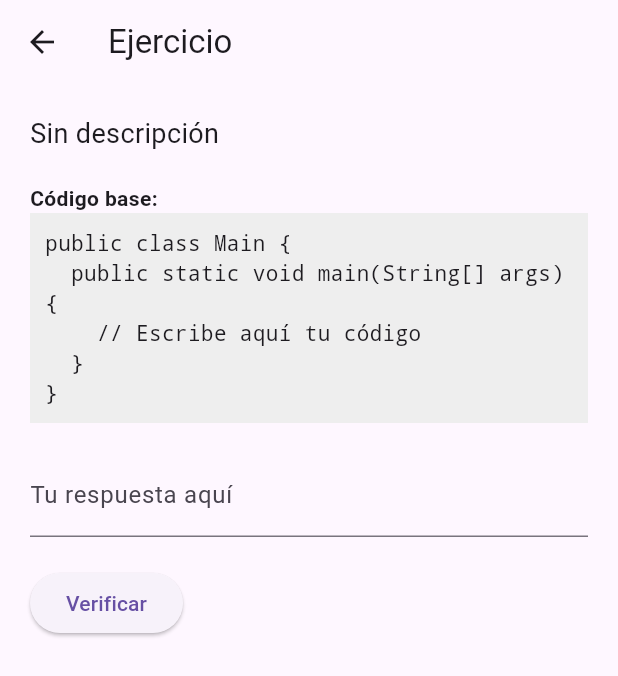
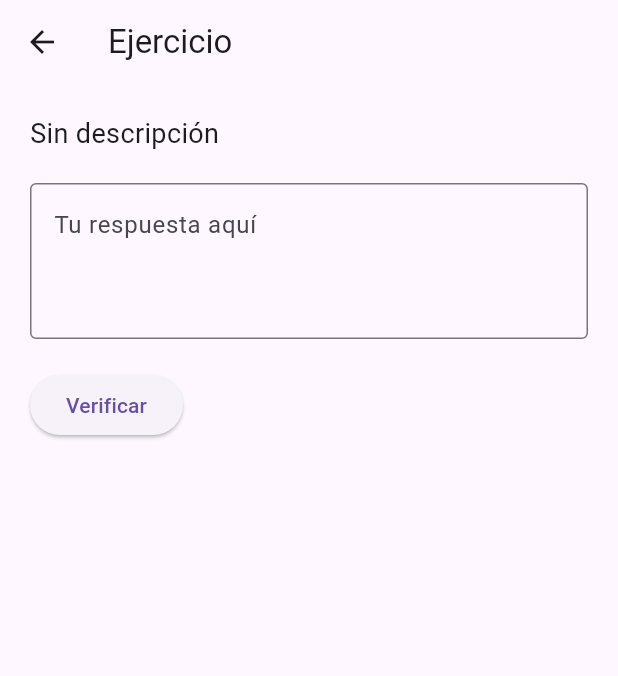
Before and after one commit to GenjiHD/ProKids, a Flutter app: the ActivityDetailScreen screen opened by its route, on a phone screen of 412 x 824 dp. Shown: the top 676 px of the screen. Run offline on Flutter 3.47's test engine with Material 3 defaults, Android fonts, the phone set to English and light mode, and no system bars; our stand-ins replace firebase_core, shared_preferences; accounts and stored records are empty.

Commit message:
cambios Juan

```diff
--- a/front_end/lib/screens/activity_detail_screen.dart
+++ b/front_end/lib/screens/activity_detail_screen.dart
@@ -210,23 +210,7 @@ class _ActivityDetailScreenState extends State<ActivityDetailScreen> {
             ),
             const SizedBox(height: 20),
             if (!esOpcionMultiple) ...[
-              const Text(
-                "Código base:",
-                style: TextStyle(fontWeight: FontWeight.bold),
-              ),
-              Container(
-                padding: const EdgeInsets.all(10),
-                color: Colors.grey.shade200,
-                child: const Text(
-                  "public class Main {\n"
-                  "  public static void main(String[] args) {\n"
-                  "    // Escribe aquí tu código\n"
-                  "  }\n"
-                  "}",
-                  style: TextStyle(fontFamily: "monospace"),
-                ),
-              ),
-              const SizedBox(height: 20),
+
             ],
             esOpcionMultiple
                 ? Column(
@@ -248,7 +232,13 @@ class _ActivityDetailScreenState extends State<ActivityDetailScreen> {
                   controller: _answerController,
                   decoration: const InputDecoration(
                     labelText: "Tu respuesta aquí",
+                    alignLabelWithHint: true, // Alinea el label con el texto multilínea
+                    border: OutlineInputBorder(), // Opcional: añade un borde definido
                   ),
+                  keyboardType: TextInputType.multiline, // Teclado con opción de salto de línea
+                  textInputAction: TextInputAction.newline, // Acción del botón "Intro"
+                  maxLines: null, // Permite infinitas líneas (crece automáticamente)
+                  minLines: 3, // Altura inicial (3 líneas de altura)
                 ),
             const SizedBox(height: 20),
             ElevatedButton(
```
